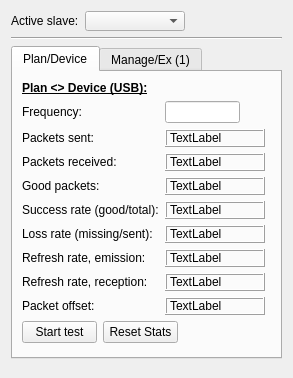
Before: the Qt Designer form ui/w_commtest.ui in JFDuval/flexsea-plan, drawn with Qt 5.
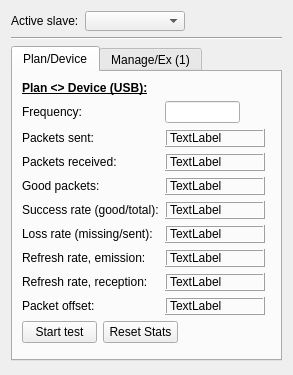
After: the same form once the commit is applied. The open tabs and pages were chosen to show the change.

The edit to the form file:
```diff
--- a/ui/w_commtest.ui
+++ b/ui/w_commtest.ui
@@ -7,7 +7,7 @@
     <x>0</x>
     <y>0</y>
     <width>293</width>
-    <height>378</height>
+    <height>375</height>
    </rect>
   </property>
   <property name="windowTitle">
@@ -452,13 +452,10 @@
          <property name="orientation">
           <enum>Qt::Vertical</enum>
          </property>
-         <property name="sizeType">
-          <enum>QSizePolicy::MinimumExpanding</enum>
-         </property>
          <property name="sizeHint" stdset="0">
           <size>
            <width>5</width>
-           <height>3</height>
+           <height>5</height>
           </size>
          </property>
         </spacer>
```
Left out of the diff: 7 changed lines with no effect on the pictures.
